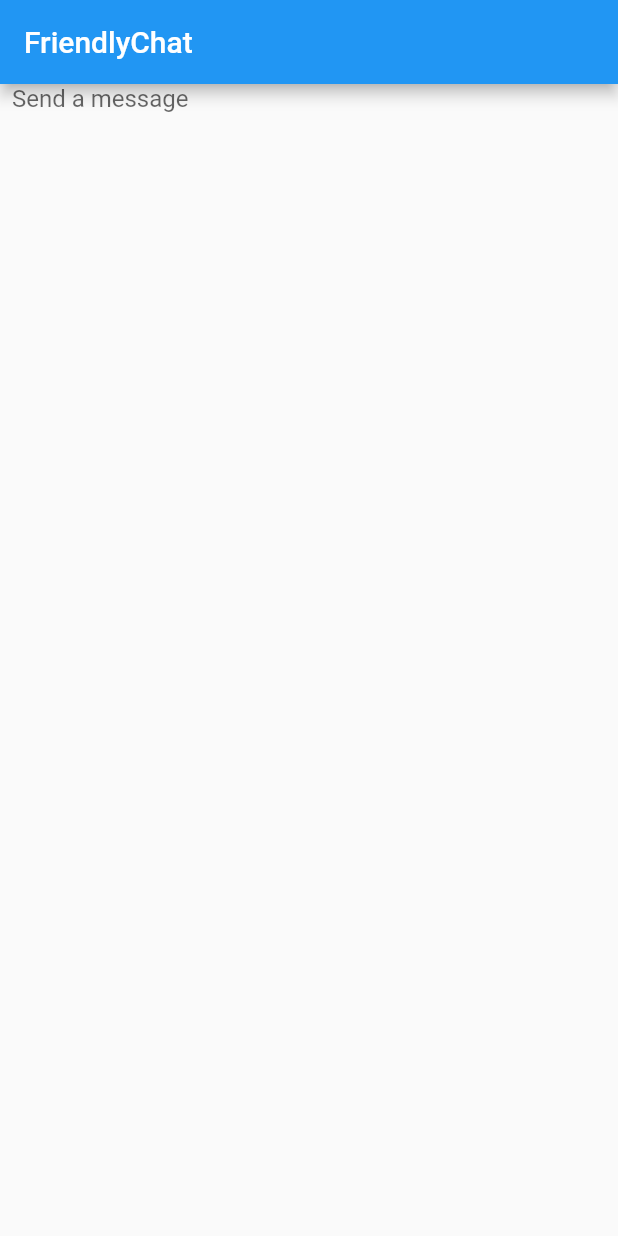
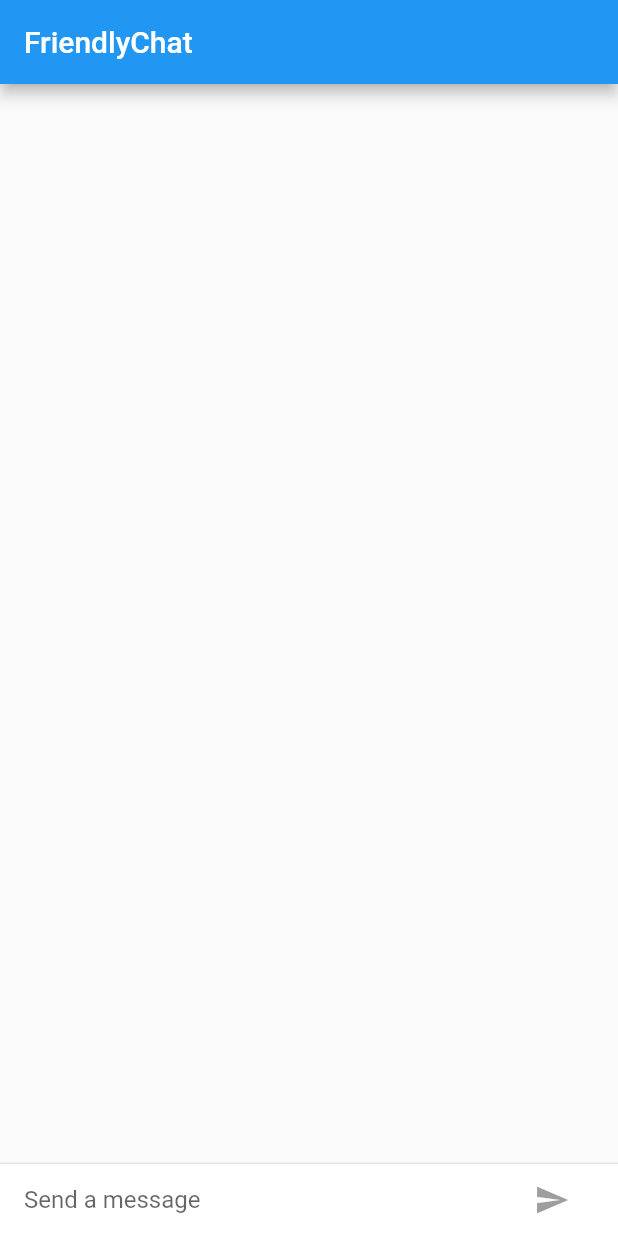
Before and after one commit to omer358/Friendly-Chat, a Flutter app: the screen it shows after launch, on a phone screen of 412 x 824 dp. Run offline on Flutter 3.47's test engine with Material 2 defaults, Android fonts, the phone set to English and light mode, and no system bars.

```diff
--- a/lib/main.dart
+++ b/lib/main.dart
@@ -1,8 +1,10 @@
 import 'package:flutter/material.dart';
 
 void main() {
-  runApp(FriendlyChatApp());
+  runApp(const FriendlyChatApp());
 }
+
+String _name = "Omer maki";
 
 class FriendlyChatApp extends StatelessWidget {
   const FriendlyChatApp({
@@ -18,6 +20,47 @@ class FriendlyChatApp extends StatelessWidget {
   }
 }
 
+class ChatMessage extends StatelessWidget {
+  const ChatMessage({
+    required this.text,
+    required this.animationController,
+    Key? key,
+  }) : super(key: key);
+  final String text;
+  final AnimationController animationController;
+
+  @override
+  Widget build(BuildContext context) {
+    return SizeTransition(
+      sizeFactor:
+          CurvedAnimation(parent: animationController, curve: Curves.easeOut),
+      axisAlignment: 0.0,
+      child: Container(
+        margin: const EdgeInsets.symmetric(vertical: 10.0),
+        child: Row(
+          crossAxisAlignment: CrossAxisAlignment.start,
+          children: [
+            Container(
+              margin: const EdgeInsets.only(right: 16.0),
+              child: CircleAvatar(child: Text(_name[0])),
+            ),
+            Column(
+              crossAxisAlignment: CrossAxisAlignment.start,
+              children: [
+                Text(_name, style: Theme.of(context).textTheme.headline5),
+                Container(
+                  margin: const EdgeInsets.only(top: 5.0),
+                  child: Text(text),
+                )
+              ],
+            )
+          ],
+        ),
+      ),
+    );
+  }
+}
+
 class ChatScreen extends StatefulWidget {
   const ChatScreen({Key? key}) : super(key: key);
 
@@ -25,8 +68,11 @@ class ChatScreen extends StatefulWidget {
   State<ChatScreen> createState() => _ChatScreenState();
 }
 
-class _ChatScreenState extends State<ChatScreen> {
+class _ChatScreenState extends State<ChatScreen> with TickerProviderStateMixin {
+  final List<ChatMessage> _messages = [];
   final _textcontroller = TextEditingController();
+  final FocusNode _focusNode = FocusNode();
+  bool _isComposing = false;
 
   @override
   Widget build(BuildContext context) {
@@ -34,22 +80,84 @@ class _ChatScreenState extends State<ChatScreen> {
       appBar: AppBar(
         title: const Text("FriendlyChat"),
       ),
-      body: _buildTextComposer(),
+      body: Column(
+        children: [
+          Flexible(
+            child: ListView.builder(
+              padding: const EdgeInsets.all(8.0),
+              reverse: true,
+              itemBuilder: (_, index) => _messages[index],
+              itemCount: _messages.length,
+            ),
+          ),
+          const Divider(height: 1.0),
+          Container(
+            decoration: BoxDecoration(color: Theme.of(context).cardColor),
+            child: _buildTextComposer(),
+          ),
+        ],
+      ),
     );
   }
 
   Widget _buildTextComposer() {
-    return Container(
-      margin: const EdgeInsets.symmetric(horizontal: 8.0),
-      child: TextField(
-        controller: _textcontroller,
-        onSubmitted: _handleSubmitted,
-        decoration: const InputDecoration.collapsed(hintText: "Send a message"),
+    return IconTheme(
+      data: IconThemeData(color: Theme.of(context).colorScheme.secondary),
+      child: Container(
+        margin: const EdgeInsets.symmetric(horizontal: 16.0),
+        child: Row(
+          children: [
+            Flexible(
+              child: TextField(
+                controller: _textcontroller,
+                onSubmitted: _isComposing ? _handleSubmitted : null,
+                decoration:
+                    const InputDecoration.collapsed(hintText: "Send a message"),
+                focusNode: _focusNode,
+                onChanged: (text) {
+                  setState(() {
+                    _isComposing = text.isNotEmpty;
+                  });
+                },
+              ),
+            ),
+            Container(
+              margin: const EdgeInsets.symmetric(horizontal: 4.0),
+              child: IconButton(
+                icon: const Icon(Icons.send),
+                onPressed: _isComposing
+                    ? () => _handleSubmitted(_textcontroller.text)
+                    : null,
+              ),
+            ),
+          ],
+        ),
       ),
     );
   }
 
   void _handleSubmitted(String text) {
     _textcontroller.clear();
+    var message = ChatMessage(
+      text: text,
+      animationController: AnimationController(
+        duration: const Duration(milliseconds: 1000),
+        vsync: this,
+      ),
+    );
+    setState(() {
+      _isComposing = false;
+      _messages.insert(0, message);
+    });
+    _focusNode.requestFocus();
+    message.animationController.forward();
+  }
+
+  @override
+  void dispose() {
+    for (var message in _messages) {
+      message.animationController.dispose();
+    }
+    super.dispose();
   }
 }
```
